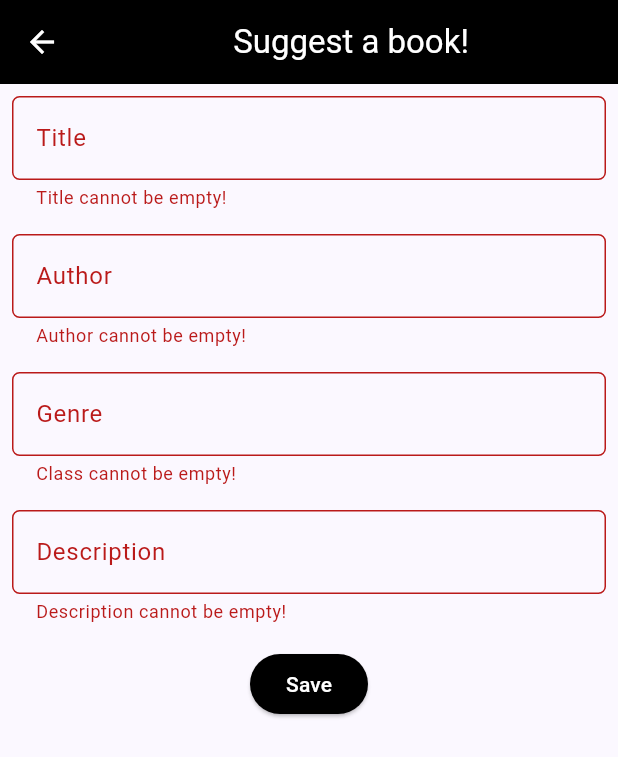
After one commit to TK-PBP-F03/Readitique-mobile, a Flutter app: the NewBookFormPage screen opened directly, after a tap on "Save", on a phone screen of 412 x 824 dp. The commit adds this screen. Shown: the top 757 px of the screen. Run offline on Flutter 3.47's test engine with Material 3 defaults, Android fonts, the light colour scheme and no system bars; missing offline and left inert: pbp_django_auth; network calls fail.

Commit message:
Add profile dan Addbook

```diff
--- /dev/null
+++ b/lib/addBuku/addbuku_form.dart
@@ -0,0 +1,178 @@
+import 'dart:convert';
+import 'package:flutter/material.dart';
+import 'package:pbp_django_auth/pbp_django_auth.dart';
+import 'package:provider/provider.dart';
+import 'package:readitique_mobile/homepage/book_list.dart';
+
+class NewBookFormPage extends StatefulWidget {
+  const NewBookFormPage({super.key});
+
+  @override
+  State<NewBookFormPage> createState() => _NewBookFormPageState();
+}
+
+class _NewBookFormPageState extends State<NewBookFormPage> {
+  final _formKey = GlobalKey<FormState>();
+  String _title = "";
+  String _author = "";
+  String _genre = "";
+  String _description = "";
+  @override
+  Widget build(BuildContext context) {
+    final request = context.watch<CookieRequest>();
+    return Scaffold(
+        appBar: AppBar(
+          title: const Center(
+            child: Text(
+              'Suggest a book!',
+            ),
+          ),
+          backgroundColor: Colors.black,
+          foregroundColor: Colors.white,
+        ),
+        body: Form(
+          key: _formKey,
+          child: SingleChildScrollView(
+            child:
+                Column(crossAxisAlignment: CrossAxisAlignment.start, children: [
+              Padding(
+                padding: const EdgeInsets.all(8.0),
+                child: TextFormField(
+                  decoration: InputDecoration(
+                    hintText: "Title",
+                    labelText: "Title",
+                    border: OutlineInputBorder(
+                      borderRadius: BorderRadius.circular(5.0),
+                    ),
+                  ),
+                  onChanged: (String? value) {
+                    setState(() {
+                      _title = value!;
+                    });
+                  },
+                  validator: (String? value) {
+                    if (value == null || value.isEmpty) {
+                      return "Title cannot be empty!";
+                    }
+                    return null;
+                  },
+                ),
+              ),
+              Padding(
+                padding: const EdgeInsets.all(8.0),
+                child: TextFormField(
+                  decoration: InputDecoration(
+                    hintText: "Author",
+                    labelText: "Author",
+                    border: OutlineInputBorder(
+                      borderRadius: BorderRadius.circular(5.0),
+                    ),
+                  ),
+                  onChanged: (String? value) {
+                    setState(() {
+                      _author = value!;
+                    });
+                  },
+                  validator: (String? value) {
+                    if (value == null || value.isEmpty) {
+                      return "Author cannot be empty!";
+                    }
+                    return null;
+                  },
+                ),
+              ),
+              Padding(
+                padding: const EdgeInsets.all(8.0),
+                child: TextFormField(
+                  decoration: InputDecoration(
+                    hintText: "Genre",
+                    labelText: "Genre",
+                    border: OutlineInputBorder(
+                      borderRadius: BorderRadius.circular(5.0),
+                    ),
+                  ),
+                  onChanged: (String? value) {
+                    setState(() {
+                      _genre = value!;
+                    });
+                  },
+                  validator: (String? value) {
+                    if (value == null || value.isEmpty) {
+                      return "Class cannot be empty!";
+                    }
+                    return null;
+                  },
+                ),
+              ),
+              Padding(
+                padding: const EdgeInsets.all(8.0),
+                child: TextFormField(
+                  decoration: InputDecoration(
+                    hintText: "Description",
+                    labelText: "Description",
+                    border: OutlineInputBorder(
+                      borderRadius: BorderRadius.circular(5.0),
+                    ),
+                  ),
+                  onChanged: (String? value) {
+                    setState(() {
+                      _description = value!;
+                    });
+                  },
+                  validator: (String? value) {
+                    if (value == null || value.isEmpty) {
+                      return "Description cannot be empty!";
+                    }
+                    return null;
+                  },
+                ),
+              ),
+              Align(
+                alignment: Alignment.bottomCenter,
+                child: Padding(
+                  padding: const EdgeInsets.all(8.0),
+                  child: ElevatedButton(
+                    style: ButtonStyle(
+                      backgroundColor: MaterialStateProperty.all(Colors.black),
+                    ),
+                    onPressed: () async {
+                      if (_formKey.currentState!.validate()) {
+                        final response = await request.postJson(
+                            "http://127.0.0.1:8000/add-buku/create-flutter/",
+                            jsonEncode(<String, String>{
+                              'title': _title,
+                              'author': _author,
+                              'genre': _genre,
+                              'description': _description,
+                            }));
+                        if (response['status'] == 'success') {
+                          ScaffoldMessenger.of(context)
+                              .showSnackBar(const SnackBar(
+                            content: Text("Book successfully suggested!"),
+                          ));
+                          Navigator.pushReplacement(
+                            context,
+                            MaterialPageRoute(
+                                builder: (context) => Bookstore()),
+                          );
+                        } else {
+                          ScaffoldMessenger.of(context)
+                              .showSnackBar(const SnackBar(
+                            content:
+                                Text("Terdapat kesalahan, silakan coba lagi."),
+                          ));
+                        }
+                      }
+                    },
+                    child: const Text(
+                      "Save",
+                      style: TextStyle(color: Colors.white),
+                    ),
+                  ),
+                ),
+              ),
+            ]),
+          ),
+        ));
+  }
+}
--- a/lib/homepage/book_list.dart
+++ b/lib/homepage/book_list.dart
@@ -5,6 +5,7 @@ import 'package:http/http.dart' as http;
 import 'package:readitique_mobile/screens/constant.dart';
 import 'package:readitique_mobile/screens/book_detail.dart';
 import 'package:readitique_mobile/screens/profile.dart';
+import 'package:readitique_mobile/addbuku/addbuku.dart';
 
 class NavigationItem {
   IconData iconData;
@@ -21,7 +22,6 @@ List<NavigationItem> getNavigationItemList() {
   ];
 }
 
-
 class Filter {
   String name;
   String value;
@@ -36,7 +36,6 @@ List<Filter> getFilterList() {
 }
 
 class Bookstore extends StatefulWidget {
-
   final String username;
   Bookstore({required this.username});
   @override
@@ -334,7 +333,11 @@ class _BookstoreState extends State<Bookstore> {
         });
 
         // Check if the selected item is the one corresponding to the profile page
-      if (item.title == "profile") {
+        if (item.title == "book") {
+          // Navigate to AddBukuPage if book icon tapped
+          Navigator.push(
+              context, MaterialPageRoute(builder: (context) => AddBukuPage()));
+        } else if (item.title == "profile") {
           // Navigate to the ProfileApp
           Navigator.push(
             context,
@@ -356,5 +359,4 @@ class _BookstoreState extends State<Bookstore> {
       ),
     );
   }
-
 }
--- /dev/null
+++ b/lib/models/newbook.dart
@@ -0,0 +1,79 @@
+import 'dart:convert';
+
+List<NewBook> newBookFromJson(String str) =>
+    List<NewBook>.from(json.decode(str).map((x) => NewBook.fromJson(x)));
+
+String newBookToJson(List<NewBook> data) =>
+    json.encode(List<dynamic>.from(data.map((x) => x.toJson())));
+
+class NewBook {
+  String model;
+  int pk;
+  Fields fields;
+
+  NewBook({
+    required this.model,
+    required this.pk,
+    required this.fields,
+  });
+
+  factory NewBook.fromJson(Map<String, dynamic> json) => NewBook(
+        model: json["model"],
+        pk: json["pk"],
+        fields: Fields.fromJson(json["fields"]),
+      );
+
+  Map<String, dynamic> toJson() => {
+        "model": model,
+        "pk": pk,
+        "fields": fields.toJson(),
+      };
+}
+
+class Fields {
+  int indexKey;
+  String title;
+  String author;
+  String description;
+  String genre;
+  int rating;
+  String imageLink;
+  int countRead;
+  int votes;
+
+  Fields({
+    required this.indexKey,
+    required this.title,
+    required this.author,
+    required this.description,
+    required this.genre,
+    required this.rating,
+    required this.imageLink,
+    required this.countRead,
+    required this.votes,
+  });
+
+  factory Fields.fromJson(Map<String, dynamic> json) => Fields(
+        indexKey: json["index_key"],
+        title: json["title"],
+        author: json["author"],
+        description: json["description"],
+        genre: json["genre"],
+        rating: json["rating"],
+        imageLink: json["image_link"],
+        countRead: json["count_read"],
+        votes: json["votes"],
+      );
+
+  Map<String, dynamic> toJson() => {
+        "index_key": indexKey,
+        "title": title,
+        "author": author,
+        "description": description,
+        "genre": genre,
+        "rating": rating,
+        "image_link": imageLink,
+        "count_read": countRead,
+        "votes": votes,
+      };
+}
```
Also changed, not shown: lib/addBuku/addbuku.dart (added, +97 -0 lines), lib/addBuku/newbook_details.dart (added, +54 -0 lines). Lines whose indentation alone changed are shown as unchanged.
